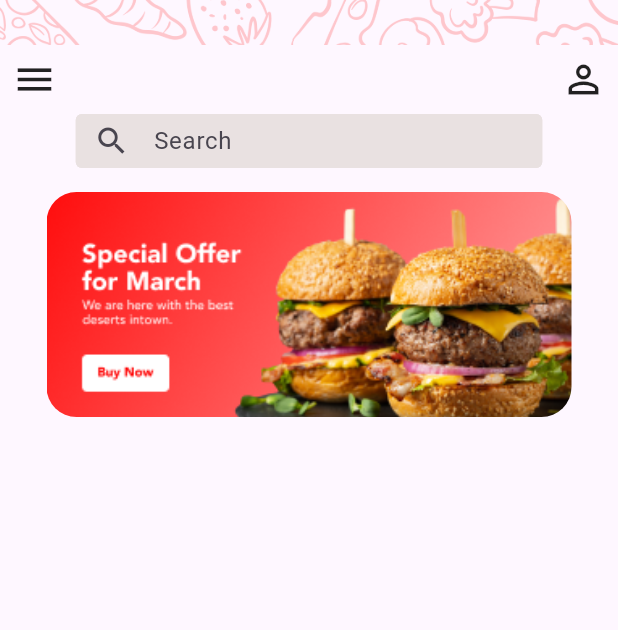
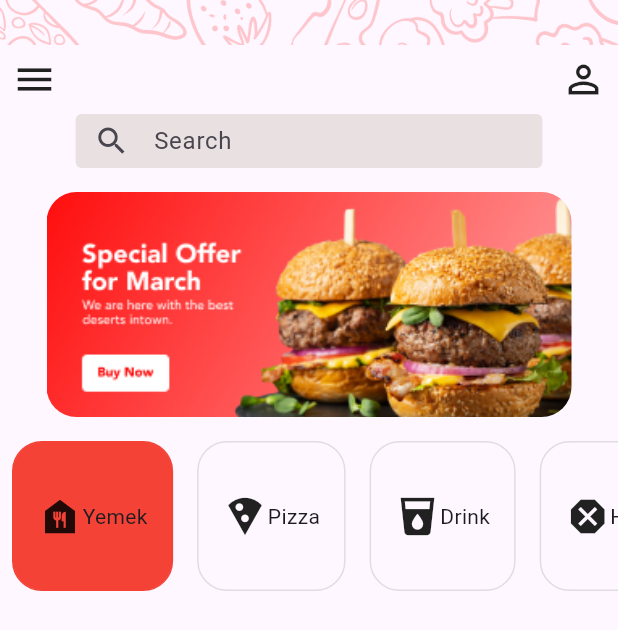
Before and after one commit to yunusemredurmus/food_app_v1, a Flutter app: the screen it shows after launch, after a tap on "Skip", on a phone screen of 412 x 824 dp. Shown: the top 630 px of the screen. Run offline on Flutter 3.47's test engine with Material 3 defaults, Android fonts, the phone set to English and light mode, and no system bars.

Commit message:
Refactor home and login screens

```diff
--- a/lib/screens/home_screen.dart
+++ b/lib/screens/home_screen.dart
@@ -81,7 +81,7 @@ class HomeScreen extends StatelessWidget {
                 onPressed: () {
                   Navigator.pushNamed(context, '/third');
                 },
-                child: Text(
+                child: const Text(
                   'Skip',
                   style: TextStyle(color: Colors.red),
                 ),
--- a/lib/screens/login_screen.dart
+++ b/lib/screens/login_screen.dart
@@ -1,20 +1,27 @@
 import 'package:flutter/material.dart';
 
-class LoginScreen extends StatelessWidget {
+class LoginScreen extends StatefulWidget {
   const LoginScreen({super.key});
 
   @override
+  _LoginScreenState createState() => _LoginScreenState();
+}
+
+class _LoginScreenState extends State<LoginScreen> {
+  int index = 0;
+
+  @override
   Widget build(BuildContext context) {
-    return const Scaffold(
+    return Scaffold(
       body: Column(
         children: [
-          Image(
+          const Image(
             image: AssetImage('assets/images/Pattern.png'),
             width: double.infinity,
             fit: BoxFit.cover,
             height: 30,
           ),
-          Padding(
+          const Padding(
             padding: EdgeInsets.all(8.0),
             child: Row(
               mainAxisAlignment: MainAxisAlignment.spaceBetween,
@@ -28,7 +35,7 @@ class LoginScreen extends StatelessWidget {
               ],
             ),
           ),
-          SizedBox(
+          const SizedBox(
             width: 311,
             height: 36,
             child: TextField(
@@ -46,10 +53,10 @@ class LoginScreen extends StatelessWidget {
               ),
             ),
           ),
-          SizedBox(
+          const SizedBox(
             height: 16,
           ),
-          ClipRRect(
+          const ClipRRect(
             borderRadius: BorderRadius.all(Radius.circular(20)),
             child: Image(
               image: AssetImage('assets/images/menu.png'),
@@ -58,8 +65,73 @@ class LoginScreen extends StatelessWidget {
               fit: BoxFit.cover,
             ),
           ),
+          const SizedBox(
+            height: 16,
+          ),
+          SizedBox(
+            height: 100,
+            child: ListView(
+              scrollDirection: Axis.horizontal,
+              children: [
+                _buildMenuItem(
+                  Icons.food_bank,
+                  'Yemek',
+                  0,
+                ),
+                _buildMenuItem(Icons.local_pizza, 'Pizza', 1),
+                _buildMenuItem(Icons.local_drink, 'Drink', 2),
+                _buildMenuItem(Icons.dangerous, 'Hot Dog', 3),
+              ],
+            ),
+          ),
+          // const SizedBox(
+          //   height: 16,
+          // ),
+          // SizedBox(height: 250, child: ListView(Axis.horizontal, children: [
+
+          // ]))
         ],
       ),
     );
   }
+
+  Widget _buildMenuItem(IconData icon, String label, int itemIndex) {
+    bool isSelected = index == itemIndex;
+
+    return InkWell(
+      onTap: () {
+        setState(() {
+          index = itemIndex;
+        });
+      },
+      child: Padding(
+        padding: const EdgeInsets.symmetric(horizontal: 8.0),
+        child: Container(
+          decoration: BoxDecoration(
+            color: isSelected ? Colors.red[500] : Colors.transparent,
+            borderRadius: BorderRadius.circular(20),
+            border: Border.all(
+              color: isSelected ? Colors.red : Colors.grey.withOpacity(0.3),
+            ),
+          ),
+          height: 100,
+          child: Padding(
+            padding: const EdgeInsets.all(16.0),
+            child: Row(
+              crossAxisAlignment: CrossAxisAlignment.center,
+              textBaseline: TextBaseline.alphabetic,
+              children: [
+                Icon(
+                  icon,
+                  size: 30,
+                ),
+                const SizedBox(height: 8),
+                Text(label),
+              ],
+            ),
+          ),
+        ),
+      ),
+    );
+  }
 }
```
